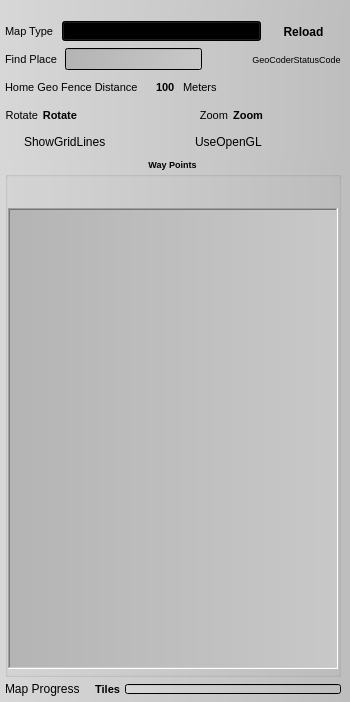
openpilot/OpenPilot, file ground/src/plugins/opmap/opmap_controlpanel.ui: the form before one commit.
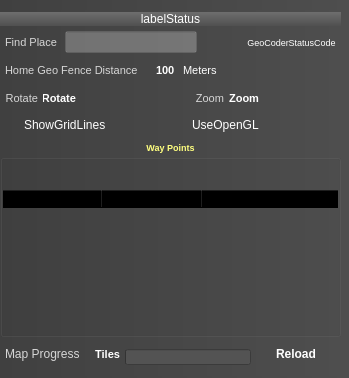
The form after the commit. Icons and pictures are not drawn.

Commit message: Added mouse Lat/Lon to the new maps temporary control panel

What changed in the file:
```diff
--- a/ground/src/plugins/opmap/opmap_controlpanel.ui
+++ b/ground/src/plugins/opmap/opmap_controlpanel.ui
@@ -6,8 +6,8 @@
    <rect>
     <x>0</x>
     <y>0</y>
-    <width>350</width>
-    <height>702</height>
+    <width>349</width>
+    <height>378</height>
    </rect>
   </property>
   <property name="sizePolicy">
@@ -40,7 +40,7 @@
    <string>OPMap Control Panel</string>
   </property>
   <property name="styleSheet">
-   <string notr="true">background-color: qlineargradient(spread:pad, x1:0, y1:0, x2:1, y2:0, stop:0 rgba(215, 215, 215, 255), stop:1 rgba(190, 190, 190, 255));
+   <string notr="true">background-color: qlineargradient(spread:pad, x1:0, y1:0, x2:1, y2:0, stop:0 rgba(64, 64, 64, 255), stop:1 rgba(78, 78, 78, 255));
 </string>
   </property>
   <widget class="QWidget" name="layoutWidget">
@@ -48,8 +48,8 @@
     <rect>
      <x>0</x>
      <y>10</y>
-     <width>346</width>
-     <height>691</height>
+     <width>341</width>
+     <height>366</height>
     </rect>
    </property>
    <layout class="QVBoxLayout" name="verticalLayout_3">
@@ -60,16 +60,16 @@
      <enum>QLayout::SetDefaultConstraint</enum>
     </property>
     <property name="leftMargin">
-     <number>5</number>
+     <number>0</number>
     </property>
     <property name="topMargin">
-     <number>10</number>
+     <number>2</number>
     </property>
     <property name="rightMargin">
-     <number>5</number>
+     <number>0</number>
     </property>
     <property name="bottomMargin">
-     <number>5</number>
+     <number>10</number>
     </property>
     <item>
      <layout class="QHBoxLayout" name="horizontalLayout_8">
@@ -83,86 +83,22 @@
         </property>
         <property name="font">
          <font>
-          <pointsize>8</pointsize>
+          <pointsize>9</pointsize>
           <weight>50</weight>
           <italic>false</italic>
           <bold>false</bold>
+          <kerning>true</kerning>
          </font>
         </property>
         <property name="styleSheet">
-         <string notr="true">background-color: rgba(255, 255, 255, 0);</string>
+         <string notr="true">background-color: qlineargradient(spread:pad, x1:0, y1:0, x2:0, y2:1, stop:0 rgba(110, 110, 110, 255), stop:1 rgba(80, 80, 80, 255));
+color: rgb(255, 255, 255);</string>
         </property>
         <property name="text">
-         <string>Map Type </string>
+         <string>labelStatus</string>
         </property>
         <property name="alignment">
-         <set>Qt::AlignLeading|Qt::AlignLeft|Qt::AlignVCenter</set>
-        </property>
-       </widget>
-      </item>
-      <item>
-       <widget class="QComboBox" name="comboBox">
-        <property name="sizePolicy">
-         <sizepolicy hsizetype="Expanding" vsizetype="Fixed">
-          <horstretch>0</horstretch>
-          <verstretch>0</verstretch>
-         </sizepolicy>
-        </property>
-        <property name="font">
-         <font>
-          <weight>50</weight>
-          <bold>false</bold>
-         </font>
-        </property>
-        <property name="layoutDirection">
-         <enum>Qt::LeftToRight</enum>
-        </property>
-        <property name="autoFillBackground">
-         <bool>false</bool>
-        </property>
-        <property name="styleSheet">
-         <string notr="true">background-color: qlineargradient(spread:pad, x1:0, y1:0, x2:1, y2:0, stop:0 rgba(180, 180, 180, 255), stop:1 rgba(200, 200, 200, 255));</string>
-        </property>
-        <property name="frame">
-         <bool>false</bool>
-        </property>
-       </widget>
-      </item>
-      <item>
-       <widget class="QPushButton" name="pushButtonReload">
-        <property name="sizePolicy">
-         <sizepolicy hsizetype="Minimum" vsizetype="Fixed">
-          <horstretch>0</horstretch>
-          <verstretch>0</verstretch>
-         </sizepolicy>
-        </property>
-        <property name="font">
-         <font>
-          <weight>75</weight>
-          <italic>false</italic>
-          <bold>true</bold>
-         </font>
-        </property>
-        <property name="cursor">
-         <cursorShape>OpenHandCursor</cursorShape>
-        </property>
-        <property name="mouseTracking">
-         <bool>true</bool>
-        </property>
-        <property name="styleSheet">
-         <string notr="true">background-color: qlineargradient(spread:pad, x1:0, y1:0, x2:1, y2:0, stop:0 rgba(160, 160, 160, 255), stop:1 rgba(180, 180, 180, 255));</string>
-        </property>
-        <property name="text">
-         <string>Reload</string>
-        </property>
-        <property name="iconSize">
-         <size>
-          <width>12</width>
-          <height>12</height>
-         </size>
-        </property>
-        <property name="flat">
-         <bool>true</bool>
+         <set>Qt::AlignCenter</set>
         </property>
        </widget>
       </item>
@@ -170,6 +106,12 @@
     </item>
     <item>
      <layout class="QHBoxLayout" name="horizontalLayout_5">
+      <property name="leftMargin">
+       <number>5</number>
+      </property>
+      <property name="rightMargin">
+       <number>5</number>
+      </property>
       <item>
        <widget class="QLabel" name="label_3">
         <property name="sizePolicy">
@@ -187,7 +129,8 @@
          </font>
         </property>
         <property name="styleSheet">
-         <string notr="true">background-color: rgba(255, 255, 255, 0);</string>
+         <string notr="true">background-color: rgba(255, 255, 255, 0);
+color: rgb(255, 255, 255, 200);</string>
         </property>
         <property name="text">
          <string>Find Place </string>
@@ -206,7 +149,7 @@
          </font>
         </property>
         <property name="styleSheet">
-         <string notr="true">background-color: qlineargradient(spread:pad, x1:0, y1:0, x2:1, y2:0, stop:0 rgba(180, 180, 180, 255), stop:1 rgba(200, 200, 200, 255));</string>
+         <string notr="true">background-color: rgba(255, 255, 255, 64);</string>
         </property>
        </widget>
       </item>
@@ -244,7 +187,9 @@
          </font>
         </property>
         <property name="styleSheet">
-         <string notr="true">background-color: rgba(255, 255, 255, 0);</string>
+         <string notr="true">background-color: rgba(255, 255, 255, 0);
+color: rgb(255, 255, 255);
+</string>
         </property>
         <property name="text">
          <string>GeoCoderStatusCode</string>
@@ -258,6 +203,12 @@
     </item>
     <item>
      <layout class="QHBoxLayout" name="horizontalLayout_7">
+      <property name="leftMargin">
+       <number>5</number>
+      </property>
+      <property name="rightMargin">
+       <number>5</number>
+      </property>
       <item>
        <widget class="QLabel" name="label_13">
         <property name="sizePolicy">
@@ -275,7 +226,8 @@
          </font>
         </property>
         <property name="styleSheet">
-         <string notr="true">background-color: rgba(255, 255, 255, 0);</string>
+         <string notr="true">background-color: rgba(255, 255, 255, 0);
+color: rgb(255, 255, 255, 200);</string>
         </property>
         <property name="text">
          <string>Home Geo Fence Distance</string>
@@ -294,6 +246,10 @@
           <bold>true</bold>
          </font>
         </property>
+        <property name="styleSheet">
+         <string notr="true">background-color: rgba(255, 255, 255, 0);
+color: rgb(255, 255, 255);</string>
+        </property>
         <property name="frame">
          <bool>false</bool>
         </property>
@@ -333,7 +289,8 @@
          </font>
         </property>
         <property name="styleSheet">
-         <string notr="true">background-color: rgba(255, 255, 255, 0);</string>
+         <string notr="true">background-color: rgba(255, 255, 255, 0);
+color: rgb(255, 255, 255);</string>
         </property>
         <property name="text">
          <string>Meters</string>
@@ -386,6 +343,15 @@
         <property name="cursor">
          <cursorShape>OpenHandCursor</cursorShape>
         </property>
+        <property name="styleSheet">
+         <string notr="true">QPushButton {
+border-color: rgba(0, 0, 0, 0);
+}
+QPushButton:hover {
+	background-color: qradialgradient(spread:pad, cx:0.5, cy:0.5, radius:0.1, fx:0.5, fy:0.5, stop:0 rgba(255, 0, 0, 255), stop:0.479904 rgba(255, 0, 0, 255), stop:0.522685 rgba(255, 255, 255, 255), stop:1 rgba(255, 255, 255, 0));
+}
+</string>
+        </property>
         <property name="text">
          <string/>
         </property>
@@ -402,6 +368,12 @@
         <property name="autoRepeat">
          <bool>true</bool>
         </property>
+        <property name="autoDefault">
+         <bool>false</bool>
+        </property>
+        <property name="default">
+         <bool>false</bool>
+        </property>
         <property name="flat">
          <bool>true</bool>
         </property>
@@ -411,6 +383,12 @@
     </item>
     <item>
      <layout class="QHBoxLayout" name="horizontalLayout_3">
+      <property name="leftMargin">
+       <number>5</number>
+      </property>
+      <property name="rightMargin">
+       <number>5</number>
+      </property>
       <item>
        <widget class="QLabel" name="label_5">
         <property name="sizePolicy">
@@ -428,7 +406,8 @@
          </font>
         </property>
         <property name="styleSheet">
-         <string notr="true">background-color: rgba(255, 255, 255, 0);</string>
+         <string notr="true">background-color: rgba(255, 255, 255, 0);
+color: rgb(255, 255, 255, 200);</string>
         </property>
         <property name="text">
          <string>Rotate</string>
@@ -454,7 +433,8 @@
          </font>
         </property>
         <property name="styleSheet">
-         <string notr="true">background-color: rgba(255, 255, 255, 0);</string>
+         <string notr="true">background-color: rgba(255, 255, 255, 0);
+color: rgb(255, 255, 255);</string>
         </property>
         <property name="text">
          <string>Rotate</string>
@@ -604,7 +584,8 @@
          </font>
         </property>
         <property name="styleSheet">
-         <string notr="true">background-color: rgba(255, 255, 255, 0);</string>
+         <string notr="true">background-color: rgba(255, 255, 255, 0);
+color: rgb(255, 255, 255, 200);</string>
         </property>
         <property name="text">
          <string>Zoom</string>
@@ -630,7 +611,8 @@
          </font>
         </property>
         <property name="styleSheet">
-         <string notr="true">background-color: rgba(255, 255, 255, 0);</string>
+         <string notr="true">background-color: rgba(255, 255, 255, 0);
+color: rgb(255, 255, 255);</string>
         </property>
         <property name="text">
          <string>Zoom</string>
@@ -702,6 +684,12 @@
     </item>
     <item>
      <layout class="QHBoxLayout" name="horizontalLayout_4">
+      <property name="leftMargin">
+       <number>5</number>
+      </property>
+      <property name="rightMargin">
+       <number>5</number>
+      </property>
       <item>
        <widget class="QCheckBox" name="checkBox">
         <property name="font">
@@ -715,7 +703,8 @@
          <cursorShape>OpenHandCursor</cursorShape>
         </property>
         <property name="styleSheet">
-         <string notr="true">background-color: rgba(255, 255, 255, 0);</string>
+         <string notr="true">background-color: rgba(255, 255, 255, 0);
+color: rgb(255, 255, 255);</string>
         </property>
         <property name="text">
          <string>ShowGridLines</string>
@@ -738,7 +727,8 @@
          <cursorShape>OpenHandCursor</cursorShape>
         </property>
         <property name="styleSheet">
-         <string notr="true">background-color: rgba(255, 255, 255, 0);</string>
+         <string notr="true">background-color: rgba(255, 255, 255, 0);
+color: rgb(255, 255, 255);</string>
         </property>
         <property name="text">
          <string>UseOpenGL</string>
@@ -756,6 +746,10 @@
         <bold>true</bold>
        </font>
       </property>
+      <property name="styleSheet">
+       <string notr="true">background-color: rgba(255, 255, 255, 0);
+color: rgb(255, 255, 127);</string>
+      </property>
       <property name="title">
        <string>Way Points</string>
       </property>
@@ -780,6 +774,12 @@
        </property>
        <item>
         <layout class="QHBoxLayout" name="horizontalLayout_6">
+         <property name="leftMargin">
+          <number>5</number>
+         </property>
+         <property name="rightMargin">
+          <number>5</number>
+         </property>
          <item>
           <spacer name="horizontalSpacer_2">
            <property name="orientation">
@@ -872,19 +872,69 @@
         </layout>
        </item>
        <item>
-        <widget class="QListView" name="listViewWayPoints">
-         <property name="font">
-          <font>
-           <weight>50</weight>
-           <bold>false</bold>
-          </font>
+        <widget class="QTableWidget" name="tableWidgetWayPoints">
+         <property name="autoFillBackground">
+          <bool>false</bool>
          </property>
          <property name="styleSheet">
-          <string notr="true">background-color: qlineargradient(spread:pad, x1:0, y1:0, x2:1, y2:0, stop:0 rgba(180, 180, 180, 255), stop:1 rgba(200, 200, 200, 255));</string>
+          <string notr="true">background-color: rgba(255, 255, 255, 0);
+color: rgb(0, 0, 0);
+</string>
          </property>
          <property name="frameShape">
-          <enum>QFrame::WinPanel</enum>
+          <enum>QFrame::NoFrame</enum>
          </property>
+         <property name="lineWidth">
+          <number>1</number>
+         </property>
+         <property name="showGrid">
+          <bool>false</bool>
+         </property>
+         <property name="gridStyle">
+          <enum>Qt::DotLine</enum>
+         </property>
+         <property name="wordWrap">
+          <bool>false</bool>
+         </property>
+         <property name="rowCount">
+          <number>0</number>
+         </property>
+         <attribute name="horizontalHeaderStretchLastSection">
+          <bool>true</bool>
+         </attribute>
+         <attribute name="verticalHeaderCascadingSectionResizes">
+          <bool>false</bool>
+         </attribute>
+         <attribute name="verticalHeaderStretchLastSection">
+          <bool>false</bool>
+         </attribute>
+         <attribute name="horizontalHeaderStretchLastSection">
+          <bool>true</bool>
+         </attribute>
+         <attribute name="verticalHeaderCascadingSectionResizes">
+          <bool>false</bool>
+         </attribute>
+         <attribute name="verticalHeaderStretchLastSection">
+          <bool>false</bool>
+         </attribute>
+         <column>
+          <property name="text">
+           <string>Num</string>
+          </property>
+          <property name="textAlignment">
+           <set>AlignLeft|AlignVCenter</set>
+          </property>
+         </column>
+         <column>
+          <property name="text">
+           <string>Latitude</string>
+          </property>
+         </column>
+         <column>
+          <property name="text">
+           <string>Longitude</string>
+          </property>
+         </column>
         </widget>
        </item>
       </layout>
@@ -892,6 +942,18 @@
     </item>
     <item>
      <layout class="QHBoxLayout" name="horizontalLayout_18">
+      <property name="leftMargin">
+       <number>5</number>
+      </property>
+      <property name="topMargin">
+       <number>1</number>
+      </property>
+      <property name="rightMargin">
+       <number>5</number>
+      </property>
+      <property name="bottomMargin">
+       <number>1</number>
+      </property>
       <item>
        <widget class="QLabel" name="label_14">
         <property name="sizePolicy">
@@ -908,7 +970,8 @@
          </font>
         </property>
         <property name="styleSheet">
-         <string notr="true">background-color: rgba(255, 255, 255, 0);</string>
+         <string notr="true">background-color: rgba(255, 255, 255, 0);
+color: rgb(255, 255, 255, 200);</string>
         </property>
         <property name="text">
          <string>Map Progress   </string>
@@ -934,7 +997,8 @@
          </font>
         </property>
         <property name="styleSheet">
-         <string notr="true">background-color: rgba(255, 255, 255, 0);</string>
+         <string notr="true">background-color: rgba(255, 255, 255, 0);
+color: rgb(255, 255, 255);</string>
         </property>
         <property name="text">
          <string>Tiles</string>
@@ -952,17 +1016,71 @@
           <verstretch>0</verstretch>
          </sizepolicy>
         </property>
+        <property name="minimumSize">
+         <size>
+          <width>0</width>
+          <height>16</height>
+         </size>
+        </property>
         <property name="maximumSize">
          <size>
           <width>16777215</width>
           <height>10</height>
          </size>
         </property>
+        <property name="autoFillBackground">
+         <bool>false</bool>
+        </property>
+        <property name="styleSheet">
+         <string notr="true">background-color: rgb(83, 83, 83);</string>
+        </property>
         <property name="value">
          <number>0</number>
         </property>
         <property name="textVisible">
          <bool>false</bool>
+        </property>
+        <property name="invertedAppearance">
+         <bool>false</bool>
+        </property>
+       </widget>
+      </item>
+      <item>
+       <widget class="QPushButton" name="pushButtonReload">
+        <property name="sizePolicy">
+         <sizepolicy hsizetype="Minimum" vsizetype="Fixed">
+          <horstretch>0</horstretch>
+          <verstretch>0</verstretch>
+         </sizepolicy>
+        </property>
+        <property name="font">
+         <font>
+          <weight>75</weight>
+          <italic>false</italic>
+          <bold>true</bold>
+         </font>
+        </property>
+        <property name="cursor">
+         <cursorShape>OpenHandCursor</cursorShape>
+        </property>
+        <property name="mouseTracking">
+         <bool>true</bool>
+        </property>
+        <property name="styleSheet">
+         <string notr="true">background-color: rgba(255, 255, 255, 0);
+color: rgb(255, 255, 255);</string>
+        </property>
+        <property name="text">
+         <string>Reload</string>
+        </property>
+        <property name="iconSize">
+         <size>
+          <width>12</width>
+          <height>12</height>
+         </size>
+        </property>
+        <property name="flat">
+         <bool>true</bool>
         </property>
        </widget>
       </item>
```
Left out of the diff: 4 changed lines with no effect on the pictures. The commit also changes 2 other files.
